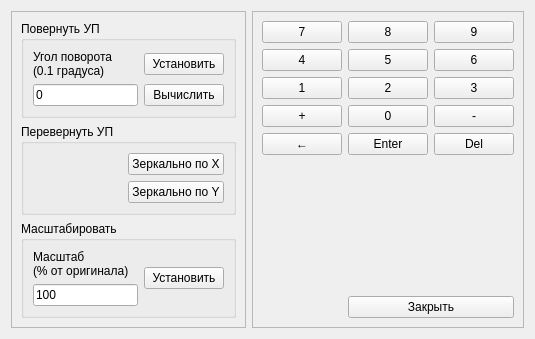
Above: phx-cnc-ui-mainform/src/forms/CXTurnDialog.ui from superkulpa/phx-cnc-ui before the change. Below: the same form after it.
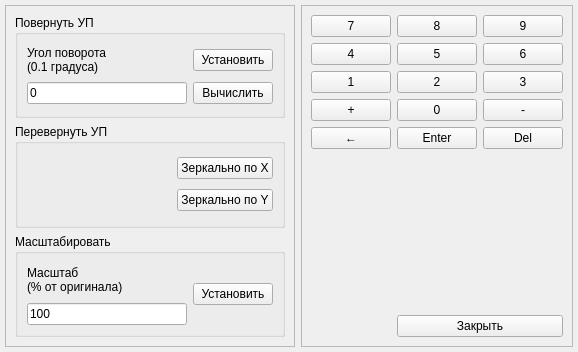
That is the form after the change. Custom widgets are drawn as their Qt base class.

What changed in the file:
```diff
--- a/phx-cnc-ui-mainform/src/forms/CXTurnDialog.ui
+++ b/phx-cnc-ui-mainform/src/forms/CXTurnDialog.ui
@@ -6,14 +6,17 @@
    <rect>
     <x>0</x>
     <y>0</y>
-    <width>535</width>
-    <height>308</height>
+    <width>578</width>
+    <height>352</height>
    </rect>
   </property>
   <property name="windowTitle">
    <string>Повернуть/Перевернуть/Масштабировать</string>
   </property>
   <layout class="QHBoxLayout" name="horizontalLayout">
+   <property name="margin">
+    <number>5</number>
+   </property>
    <item>
     <widget class="QFrame" name="mTurnSettings">
      <property name="frameShape">
```
